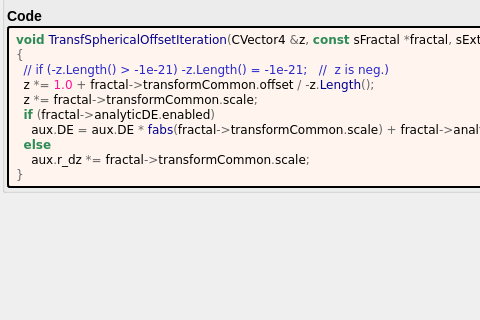
This is mandelbulber2/formula/ui/transf_spherical_offset.ui in buddhi1980/mandelbulber2 as Qt 5 draws it before an edit; both pictures show x 0 to 480 and y 214 to 534 of the 871 by 746 pixel window. The edited form follows.
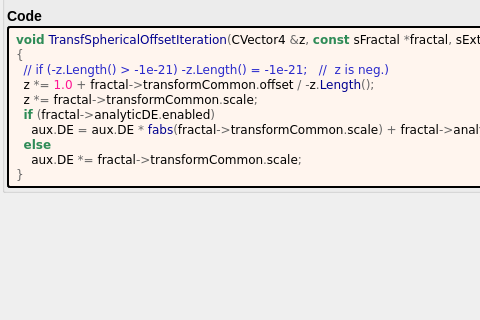
This is the edited form. Custom widgets are drawn as their Qt base class.

Diff of the .ui file:
```diff
--- a/mandelbulber2/formula/ui/transf_spherical_offset.ui
+++ b/mandelbulber2/formula/ui/transf_spherical_offset.ui
@@ -236,7 +236,7 @@
   &lt;span style=&quot;color:#2e8b57; font-weight:bold&quot;&gt;if&lt;/span&gt; &lt;span style=&quot;color:#676767&quot;&gt;(&lt;/span&gt;fractal&lt;span style=&quot;color:#676767&quot;&gt;-&amp;gt;&lt;/span&gt;analyticDE&lt;span style=&quot;color:#676767&quot;&gt;.&lt;/span&gt;enabled&lt;span style=&quot;color:#676767&quot;&gt;)&lt;/span&gt;
     aux&lt;span style=&quot;color:#676767&quot;&gt;.&lt;/span&gt;DE &lt;span style=&quot;color:#676767&quot;&gt;=&lt;/span&gt; aux&lt;span style=&quot;color:#676767&quot;&gt;.&lt;/span&gt;DE &lt;span style=&quot;color:#676767&quot;&gt;*&lt;/span&gt; &lt;span style=&quot;color:#00008f&quot;&gt;fabs&lt;/span&gt;&lt;span style=&quot;color:#676767&quot;&gt;(&lt;/span&gt;fractal&lt;span style=&quot;color:#676767&quot;&gt;-&amp;gt;&lt;/span&gt;transformCommon&lt;span style=&quot;color:#676767&quot;&gt;.&lt;/span&gt;scale&lt;span style=&quot;color:#676767&quot;&gt;) +&lt;/span&gt; fractal&lt;span style=&quot;color:#676767&quot;&gt;-&amp;gt;&lt;/span&gt;analyticDE&lt;span style=&quot;color:#676767&quot;&gt;.&lt;/span&gt;offset1&lt;span style=&quot;color:#676767&quot;&gt;;&lt;/span&gt;
   &lt;span style=&quot;color:#2e8b57; font-weight:bold&quot;&gt;else&lt;/span&gt;
-    aux&lt;span style=&quot;color:#676767&quot;&gt;.&lt;/span&gt;r_dz &lt;span style=&quot;color:#676767&quot;&gt;*=&lt;/span&gt; fractal&lt;span style=&quot;color:#676767&quot;&gt;-&amp;gt;&lt;/span&gt;transformCommon&lt;span style=&quot;color:#676767&quot;&gt;.&lt;/span&gt;scale&lt;span style=&quot;color:#676767&quot;&gt;;&lt;/span&gt;
+    aux&lt;span style=&quot;color:#676767&quot;&gt;.&lt;/span&gt;DE &lt;span style=&quot;color:#676767&quot;&gt;*=&lt;/span&gt; fractal&lt;span style=&quot;color:#676767&quot;&gt;-&amp;gt;&lt;/span&gt;transformCommon&lt;span style=&quot;color:#676767&quot;&gt;.&lt;/span&gt;scale&lt;span style=&quot;color:#676767&quot;&gt;;&lt;/span&gt;
 &lt;span style=&quot;color:#676767&quot;&gt;}&lt;/span&gt;
 &lt;/pre&gt;
 &lt;/body&gt;</string>
```
